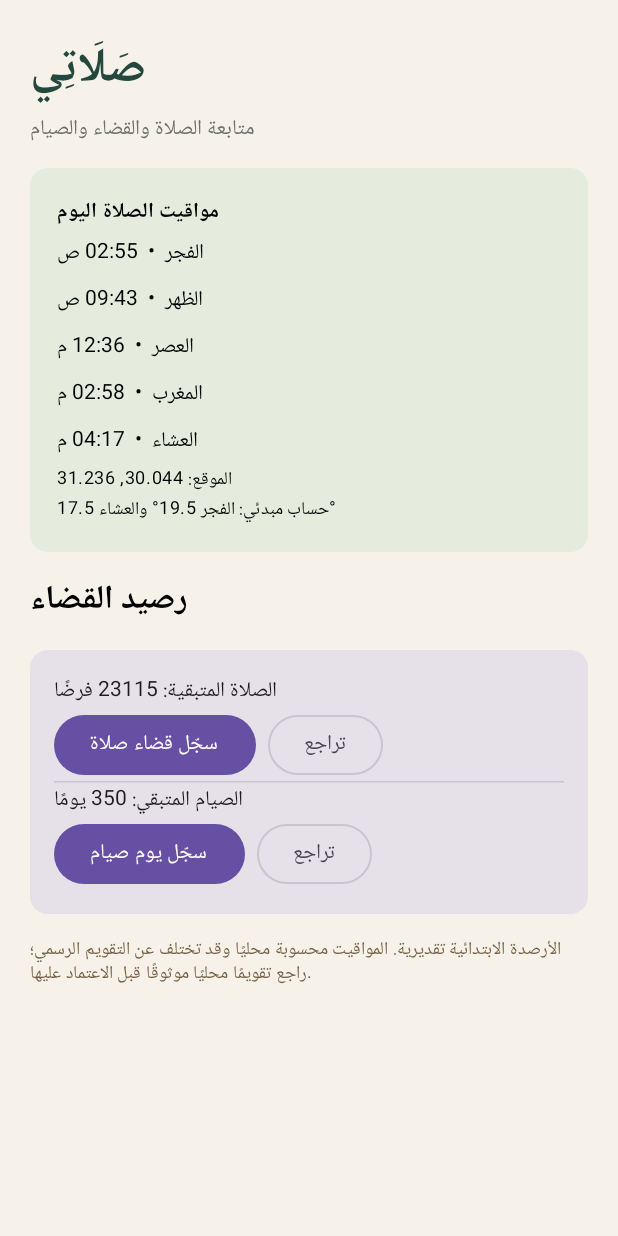
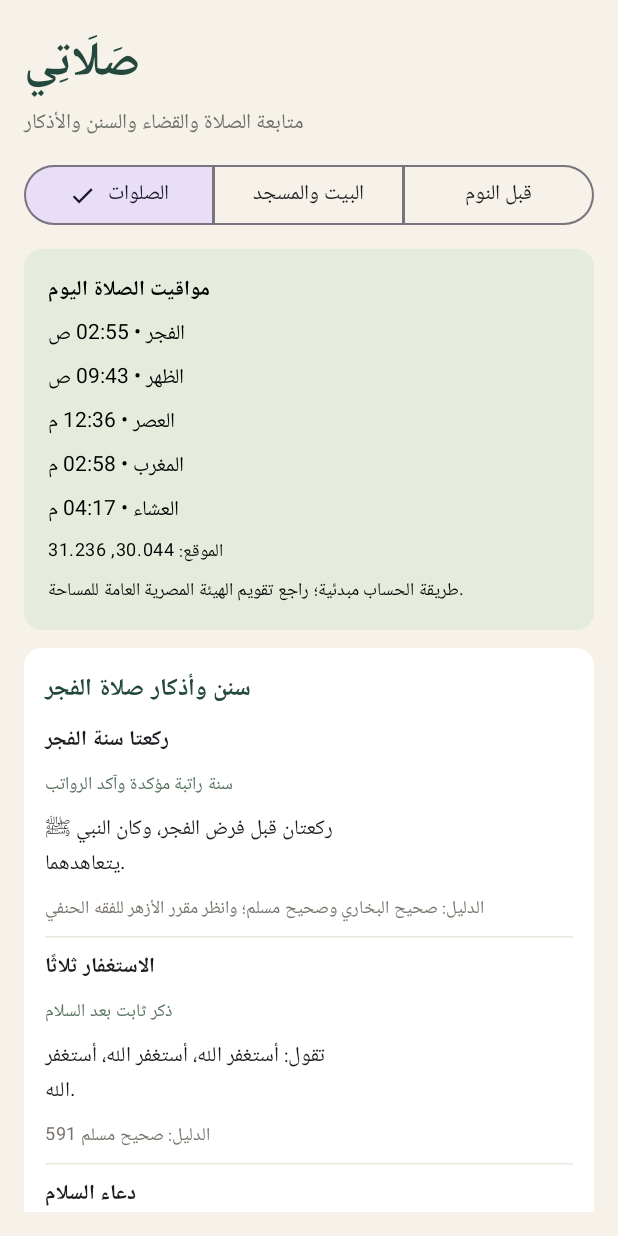
Before and after one commit to abdouwkar-alt/hibrah-marketing, an Android app built with Jetpack Compose: the screen it shows after launch (MainActivity), on a phone screen of 412 x 824 dp. Run offline under Robolectric (Android 15) with nearby library versions, the phone set to English and light mode, and no system bars.

Commit message:
Add verified sunnah and adhkar guide with daily reminders

```diff
--- a/app/src/main/java/com/salati/app/MainActivity.kt
+++ b/app/src/main/java/com/salati/app/MainActivity.kt
@@ -1,4 +1,5 @@
 package com.salati.app
+
 import android.Manifest
 import android.content.pm.PackageManager
 import android.os.Bundle
@@ -7,6 +8,7 @@ import androidx.activity.compose.setContent
 import androidx.activity.result.contract.ActivityResultContracts
 import androidx.compose.foundation.layout.*
 import androidx.compose.foundation.lazy.LazyColumn
+import androidx.compose.foundation.lazy.items
 import androidx.compose.material3.*
 import androidx.compose.runtime.*
 import androidx.compose.ui.Alignment
@@ -16,69 +18,126 @@ import androidx.compose.ui.text.font.FontWeight
 import androidx.compose.ui.unit.dp
 import androidx.core.content.ContextCompat
 import com.google.android.gms.location.LocationServices
+import com.google.android.gms.location.Priority
+import com.google.android.gms.tasks.CancellationTokenSource
 import java.time.*
 import java.time.format.DateTimeFormatter
-class MainActivity:ComponentActivity() {
- private val permissions=registerForActivityResult(ActivityResultContracts.RequestMultiplePermissions()) { getLocationAndSchedule() }
- override fun onCreate(savedInstanceState:Bundle?) {
-  super.onCreate(savedInstanceState); PrayerNotifications.createChannel(this)
-  val needed=mutableListOf(Manifest.permission.ACCESS_FINE_LOCATION,Manifest.permission.ACCESS_COARSE_LOCATION)
-  if(android.os.Build.VERSION.SDK_INT>=33) needed.add(Manifest.permission.POST_NOTIFICATIONS)
-  if(needed.any { ContextCompat.checkSelfPermission(this,it)!=PackageManager.PERMISSION_GRANTED }) permissions.launch(needed.toTypedArray()) else getLocationAndSchedule()
+
+class MainActivity : ComponentActivity() {
+    private val permissions = registerForActivityResult(ActivityResultContracts.RequestMultiplePermissions()) { getLocationAndSchedule() }
+    override fun onCreate(savedInstanceState: Bundle?) {
+        super.onCreate(savedInstanceState)
+        PrayerNotifications.createChannel(this)
+        val needed = mutableListOf(Manifest.permission.ACCESS_FINE_LOCATION, Manifest.permission.ACCESS_COARSE_LOCATION)
+        if (android.os.Build.VERSION.SDK_INT >= 33) needed.add(Manifest.permission.POST_NOTIFICATIONS)
+        if (needed.any { ContextCompat.checkSelfPermission(this, it) != PackageManager.PERMISSION_GRANTED }) permissions.launch(needed.toTypedArray()) else getLocationAndSchedule()
         setContent { SalatiScreen() }
     }
+    override fun onResume() {
+        super.onResume()
+        if (ContextCompat.checkSelfPermission(this, Manifest.permission.ACCESS_COARSE_LOCATION) == PackageManager.PERMISSION_GRANTED ||
+            ContextCompat.checkSelfPermission(this, Manifest.permission.ACCESS_FINE_LOCATION) == PackageManager.PERMISSION_GRANTED) getLocationAndSchedule()
+    }
     private fun getLocationAndSchedule() {
-  val fine=ContextCompat.checkSelfPermission(this,Manifest.permission.ACCESS_FINE_LOCATION)==PackageManager.PERMISSION_GRANTED
-  val coarse=ContextCompat.checkSelfPermission(this,Manifest.permission.ACCESS_COARSE_LOCATION)==PackageManager.PERMISSION_GRANTED
-  if(!fine&&!coarse)return
+        val fine = ContextCompat.checkSelfPermission(this, Manifest.permission.ACCESS_FINE_LOCATION) == PackageManager.PERMISSION_GRANTED
+        val coarse = ContextCompat.checkSelfPermission(this, Manifest.permission.ACCESS_COARSE_LOCATION) == PackageManager.PERMISSION_GRANTED
+        if (!fine && !coarse) return
         try {
-   LocationServices.getFusedLocationProviderClient(this).lastLocation.addOnSuccessListener { loc ->
-    val lat=loc?.latitude?:30.0444; val lon=loc?.longitude?:31.2357
-    getSharedPreferences("salati",MODE_PRIVATE).edit().putFloat("lat",lat.toFloat()).putFloat("lon",lon.toFloat()).apply()
-    PrayerNotifications.schedule(this,lat,lon)
+            val client = LocationServices.getFusedLocationProviderClient(this)
+            client.getCurrentLocation(Priority.PRIORITY_BALANCED_POWER_ACCURACY, CancellationTokenSource().token)
+                .addOnSuccessListener { loc ->
+                    val lat = loc?.latitude ?: getSharedPreferences("salati", MODE_PRIVATE).getFloat("lat", 30.0444f).toDouble()
+                    val lon = loc?.longitude ?: getSharedPreferences("salati", MODE_PRIVATE).getFloat("lon", 31.2357f).toDouble()
+                    getSharedPreferences("salati", MODE_PRIVATE).edit().putFloat("lat", lat.toFloat()).putFloat("lon", lon.toFloat()).apply()
+                    PrayerNotifications.schedule(this, lat, lon)
                 }
-  } catch(_:SecurityException) { }
+        } catch (_: SecurityException) { }
     }
 }
+
 @Composable
-fun SalatiScreen() {
- val context=androidx.compose.ui.platform.LocalContext.current
- val prefs=remember { context.getSharedPreferences("salati",0) }
- var prayers by remember { mutableIntStateOf(prefs.getInt("prayers_done",0)) }
- var fasts by remember { mutableIntStateOf(prefs.getInt("fasts_done",0)) }
- val lat=prefs.getFloat("lat",30.0444f).toDouble(); val lon=prefs.getFloat("lon",31.2357f).toDouble()
- val times=remember(lat,lon) { PrayerTimes.forDate(LocalDate.now(),lat,lon,ZoneId.systemDefault()) }
- val fmt=DateTimeFormatter.ofPattern("hh:mm a",java.util.Locale("ar"))
- Surface(Modifier.fillMaxSize(),color=Color(0xFFF6F2E9)) {
-  LazyColumn(Modifier.fillMaxSize().padding(20.dp),verticalArrangement=Arrangement.spacedBy(14.dp)) {
-   item { Text("صَلَاتِي",style=MaterialTheme.typography.headlineLarge,color=Color(0xFF24483D),fontWeight=FontWeight.Bold); Text("متابعة الصلاة والقضاء والصيام",color=Color(0xFF6D716A)) }
-   item {
-    Card(colors=CardDefaults.cardColors(containerColor=Color(0xFFE5EBDD))) {
-     Column(Modifier.fillMaxWidth().padding(18.dp)) {
-      Text("مواقيت الصلاة اليوم",fontWeight=FontWeight.Bold)
-      times.forEach { Text("${it.name}  •  ${Instant.ofEpochMilli(it.time).atZone(ZoneId.systemDefault()).format(fmt)}",Modifier.padding(vertical=4.dp)) }
-      Text("الموقع: %.3f, %.3f".format(lat,lon),style=MaterialTheme.typography.bodySmall)
-      Text("حساب مبدئي: الفجر 19.5° والعشاء 17.5°",style=MaterialTheme.typography.bodySmall)
+private fun GuideCard(title: String, items: List<SunnahItem>) {
+    Card(colors = CardDefaults.cardColors(containerColor = Color.White)) {
+        Column(Modifier.fillMaxWidth().padding(14.dp), verticalArrangement = Arrangement.spacedBy(8.dp)) {
+            Text(title, style = MaterialTheme.typography.titleMedium, fontWeight = FontWeight.Bold, color = Color(0xFF24483D))
+            items.forEach { item ->
+                Text(item.title, fontWeight = FontWeight.SemiBold)
+                Text(item.category, color = Color(0xFF56715F), style = MaterialTheme.typography.labelMedium)
+                Text(item.detail)
+                Text("الدليل: ${item.evidence}", color = Color(0xFF77736B), style = MaterialTheme.typography.bodySmall)
+                HorizontalDivider(color = Color(0xFFECE8DE))
             }
         }
     }
-   item { Text("رصيد القضاء",style=MaterialTheme.typography.titleLarge,fontWeight=FontWeight.Bold) }
+}
+
+@Composable
+fun SalatiScreen() {
+    val context = androidx.compose.ui.platform.LocalContext.current
+    val prefs = remember { context.getSharedPreferences("salati", 0) }
+    var prayers by remember { mutableIntStateOf(prefs.getInt("prayers_done", 0)) }
+    var fasts by remember { mutableIntStateOf(prefs.getInt("fasts_done", 0)) }
+    var selected by remember { mutableStateOf("الصلوات") }
+    val lat = prefs.getFloat("lat", 30.0444f).toDouble()
+    val lon = prefs.getFloat("lon", 31.2357f).toDouble()
+    val times = remember(lat, lon) { PrayerTimes.forDate(LocalDate.now(), lat, lon, ZoneId.systemDefault()) }
+    val fmt = DateTimeFormatter.ofPattern("hh:mm a", java.util.Locale("ar"))
+    Surface(Modifier.fillMaxSize(), color = Color(0xFFF6F2E9)) {
+        LazyColumn(Modifier.fillMaxSize().padding(16.dp), verticalArrangement = Arrangement.spacedBy(12.dp)) {
             item {
-    Card { Column(Modifier.fillMaxWidth().padding(16.dp)) {
-     Text("الصلاة المتبقية: ${(23115-prayers).coerceAtLeast(0)} فرضًا")
-     Row(verticalAlignment=Alignment.CenterVertically) {
-      Button(onClick={ prayers++; prefs.edit().putInt("prayers_done",prayers).apply() }) { Text("سجّل قضاء صلاة") }
-      Spacer(Modifier.width(8.dp)); OutlinedButton(onClick={ if(prayers>0) { prayers--; prefs.edit().putInt("prayers_done",prayers).apply() } }) { Text("تراجع") }
+                Text("صَلَاتِي", style = MaterialTheme.typography.headlineLarge, color = Color(0xFF24483D), fontWeight = FontWeight.Bold)
+                Text("متابعة الصلاة والقضاء والسنن والأذكار", color = Color(0xFF6D716A))
             }
-     HorizontalDivider()
-     Text("الصيام المتبقي: ${(350-fasts).coerceAtLeast(0)} يومًا")
-     Row(verticalAlignment=Alignment.CenterVertically) {
-      Button(onClick={ fasts++; prefs.edit().putInt("fasts_done",fasts).apply() }) { Text("سجّل يوم صيام") }
-      Spacer(Modifier.width(8.dp)); OutlinedButton(onClick={ if(fasts>0) { fasts--; prefs.edit().putInt("fasts_done",fasts).apply() } }) { Text("تراجع") }
-     }
-    } }
-   }
-   item { Text("الأرصدة الابتدائية تقديرية. المواقيت محسوبة محليًا وقد تختلف عن التقويم الرسمي؛ راجع تقويمًا محليًا موثوقًا قبل الاعتماد عليها.",style=MaterialTheme.typography.bodySmall,color=Color(0xFF755F45)) }
+            item {
+                SingleChoiceSegmentedButtonRow(Modifier.fillMaxWidth()) {
+                    listOf("الصلوات", "البيت والمسجد", "قبل النوم").forEachIndexed { index, tab ->
+                        SegmentedButton(selected == tab, onClick = { selected = tab }, shape = SegmentedButtonDefaults.itemShape(index, 3)) { Text(tab) }
                     }
                 }
             }
+            if (selected == "الصلوات") {
+                item {
+                    Card(colors = CardDefaults.cardColors(containerColor = Color(0xFFE5EBDD))) {
+                        Column(Modifier.fillMaxWidth().padding(16.dp), verticalArrangement = Arrangement.spacedBy(6.dp)) {
+                            Text("مواقيت الصلاة اليوم", fontWeight = FontWeight.Bold)
+                            times.forEach { Text("${it.name} • ${Instant.ofEpochMilli(it.time).atZone(ZoneId.systemDefault()).format(fmt)}") }
+                            Text("الموقع: %.3f, %.3f".format(lat, lon), style = MaterialTheme.typography.bodySmall)
+                            Text("طريقة الحساب مبدئية؛ راجع تقويم الهيئة المصرية العامة للمساحة.", style = MaterialTheme.typography.bodySmall)
+                        }
+                    }
+                }
+                items(listOf("الفجر", "الظهر", "العصر", "المغرب", "العشاء")) { name ->
+                    GuideCard("سنن وأذكار صلاة $name", (SunnahGuide.prayerItems[name] ?: emptyList()) + SunnahGuide.afterPrayer)
+                }
+                item {
+                    Card {
+                        Column(Modifier.fillMaxWidth().padding(14.dp)) {
+                            Text("رصيد القضاء", style = MaterialTheme.typography.titleLarge, fontWeight = FontWeight.Bold)
+                            Text("الصلاة المتبقية: ${(23115 - prayers).coerceAtLeast(0)} فرضًا")
+                            Row(verticalAlignment = Alignment.CenterVertically) {
+                                Button(onClick = { prayers++; prefs.edit().putInt("prayers_done", prayers).apply() }) { Text("سجّل قضاء صلاة") }
+                                Spacer(Modifier.width(8.dp))
+                                OutlinedButton(onClick = { if (prayers > 0) { prayers--; prefs.edit().putInt("prayers_done", prayers).apply() } }) { Text("تراجع") }
+                            }
+                            HorizontalDivider()
+                            Text("الصيام المتبقي: ${(350 - fasts).coerceAtLeast(0)} يومًا")
+                            Row(verticalAlignment = Alignment.CenterVertically) {
+                                Button(onClick = { fasts++; prefs.edit().putInt("fasts_done", fasts).apply() }) { Text("سجّل يوم صيام") }
+                                Spacer(Modifier.width(8.dp))
+                                OutlinedButton(onClick = { if (fasts > 0) { fasts--; prefs.edit().putInt("fasts_done", fasts).apply() } }) { Text("تراجع") }
+                            }
+                        }
+                    }
+                }
+            } else if (selected == "البيت والمسجد") {
+                item { GuideCard("أذكار وآداب دخول البيت والخروج منه", SunnahGuide.home) }
+                item { GuideCard("أذكار وآداب دخول المسجد والخروج منه", SunnahGuide.mosque) }
+            } else {
+                item { GuideCard("هدي النبي ﷺ قبل النوم", SunnahGuide.sleep) }
+            }
+            item {
+                Text("تنبيه علمي: السنن الرواتب المؤكدة تختلف بعض تفاصيل تصنيفها وعددها بين المذاهب. يعرض التطبيق المشهور في المنهج الحنفي المصري، ويفصل بين الراتبة المؤكدة والذكر الثابت والآداب. التطبيق للتذكير ولا يصدر فتوى.", style = MaterialTheme.typography.bodySmall, color = Color(0xFF755F45))
+            }
+        }
+    }
+}
--- /dev/null
+++ b/app/src/main/java/com/salati/app/SunnahGuide.kt
@@ -0,0 +1,58 @@
+package com.salati.app
+
+data class SunnahItem(
+    val title: String,
+    val category: String,
+    val detail: String,
+    val evidence: String
+)
+
+object SunnahGuide {
+    // The app uses the well-known Egyptian Hanafi teaching classification for the
+    // twelve emphasized daily rawatib. Other madhhabs classify some counts differently.
+    val prayerItems = mapOf(
+        "الفجر" to listOf(
+            SunnahItem("ركعتا سنة الفجر", "سنة راتبة مؤكدة وآكد الرواتب", "ركعتان قبل فرض الفجر، وكان النبي ﷺ يتعاهدهما.", "صحيح البخاري وصحيح مسلم؛ وانظر مقرر الأزهر للفقه الحنفي")
+        ),
+        "الظهر" to listOf(
+            SunnahItem("أربع ركعات قبل الظهر", "سنة راتبة مؤكدة", "تُصلّى قبل فرض الظهر. وتفصيل وصلها أو الفصل بينها يختلف باختلاف المذهب.", "حديث عائشة: صحيح البخاري؛ ومقرر الأزهر للفقه الحنفي"),
+            SunnahItem("ركعتان بعد الظهر", "سنة راتبة مؤكدة", "تُصلّى بعد الفرض.", "حديث ابن عمر: صحيح البخاري؛ وحديث أم حبيبة: صحيح مسلم")
+        ),
+        "العصر" to listOf(
+            SunnahItem("لا توجد راتبة مؤكدة مخصوصة", "تنبيه فقهي", "ورد الترغيب في أربع ركعات قبل العصر، لكنها تُذكر في كتب الفقه الحنفي ضمن السنن غير المؤكدة، فلا نعرضها على أنها مؤكدة.", "حديث: رحم الله امرأ صلى قبل العصر أربعًا؛ سنن أبي داود والترمذي")
+        ),
+        "المغرب" to listOf(
+            SunnahItem("ركعتان بعد المغرب", "سنة راتبة مؤكدة", "تُصلّى بعد فرض المغرب.", "حديث ابن عمر: صحيح البخاري؛ وحديث أم حبيبة: صحيح مسلم")
+        ),
+        "العشاء" to listOf(
+            SunnahItem("ركعتان بعد العشاء", "سنة راتبة مؤكدة", "تُصلّى بعد فرض العشاء، ثم الوتر سنة مستقلة.", "حديث ابن عمر: صحيح البخاري؛ وحديث أم حبيبة: صحيح مسلم")
+        )
+    )
+
+    val afterPrayer = listOf(
+        SunnahItem("الاستغفار ثلاثًا", "ذكر ثابت بعد السلام", "تقول: أستغفر الله، أستغفر الله، أستغفر الله.", "صحيح مسلم 591"),
+        SunnahItem("دعاء السلام", "ذكر ثابت بعد السلام", "اللهم أنت السلام ومنك السلام تباركت يا ذا الجلال والإكرام.", "صحيح مسلم 591"),
+        SunnahItem("التسبيح والتحميد والتكبير", "ذكر ثابت بعد الصلاة", "سبحان الله 33، والحمد لله 33، والله أكبر 33، ثم تمام المائة: لا إله إلا الله وحده لا شريك له، له الملك وله الحمد وهو على كل شيء قدير.", "صحيح مسلم 597")
+    )
+
+    val home = listOf(
+        SunnahItem("عند الخروج من البيت", "ذكر ثابت", "بسم الله، توكلت على الله، ولا حول ولا قوة إلا بالله.", "سنن أبي داود 5095؛ جامع الترمذي 3426"),
+        SunnahItem("عند دخول البيت", "ذكر مأثور", "بسم الله ولجنا، وبسم الله خرجنا، وعلى ربنا توكلنا، ثم يسلّم على أهله.", "سنن أبي داود 5096؛ ويُذكر مع أحاديث التسمية عند الدخول"),
+        SunnahItem("إفشاء السلام عند الدخول", "أدب قرآني", "سلّم على أهل البيت؛ قال تعالى: فَإِذَا دَخَلْتُم بُيُوتًا فَسَلِّمُوا عَلَىٰ أَنفُسِكُمْ تَحِيَّةً مِّنْ عِندِ اللَّهِ مُبَارَكَةً طَيِّبَةً.", "سورة النور 24:61")
+    )
+
+    val mosque = listOf(
+        SunnahItem("عند دخول المسجد", "دعاء ثابت", "اللهم افتح لي أبواب رحمتك.", "صحيح مسلم 713"),
+        SunnahItem("تحية المسجد", "سنة ثابتة", "صلّ ركعتين قبل الجلوس إن لم تُقم الصلاة؛ وإذا أقيمت الصلاة فادخل مع الجماعة.", "صحيح البخاري 444؛ صحيح مسلم 714"),
+        SunnahItem("عند الخروج من المسجد", "دعاء ثابت", "اللهم إني أسألك من فضلك.", "صحيح مسلم 713")
+    )
+
+    val sleep = listOf(
+        SunnahItem("آية الكرسي", "ذكر ثابت قبل النوم", "اقرأ آية الكرسي كاملة.", "صحيح البخاري 2311"),
+        SunnahItem("آخر آيتين من سورة البقرة", "قراءة ثابتة ليلًا", "اقرأ من: آمَنَ الرَّسُولُ... إلى نهاية سورة البقرة.", "صحيح البخاري 5009؛ صحيح مسلم 807"),
+        SunnahItem("الإخلاص والفلق والناس", "ذكر ثابت قبل النوم", "اجمع كفيك، وانفث فيهما، واقرأ السور الثلاث، وامسح ما استطعت من جسدك؛ افعل ذلك ثلاث مرات.", "صحيح البخاري 5017"),
+        SunnahItem("تسبيح فاطمة", "ذكر ثابت عند النوم", "سبحان الله 33، والحمد لله 33، والله أكبر 34.", "صحيح البخاري 6318؛ صحيح مسلم 2727"),
+        SunnahItem("دعاء النوم", "دعاء ثابت", "باسمك اللهم أموت وأحيا.", "صحيح البخاري 6324"),
+        SunnahItem("الوضوء والنوم على الجانب الأيمن", "هدي نبوي ثابت", "توضأ وضوءك للصلاة، ثم اضطجع على شقك الأيمن.", "صحيح البخاري 247؛ صحيح مسلم 2710")
+    )
+}
```
Also changed, not shown: app/src/main/AndroidManifest.xml (+11 -2 lines), app/src/main/java/com/salati/app/Notifications.kt (+54 -28 lines), 1 other file. Lines whose indentation alone changed are shown as unchanged.
